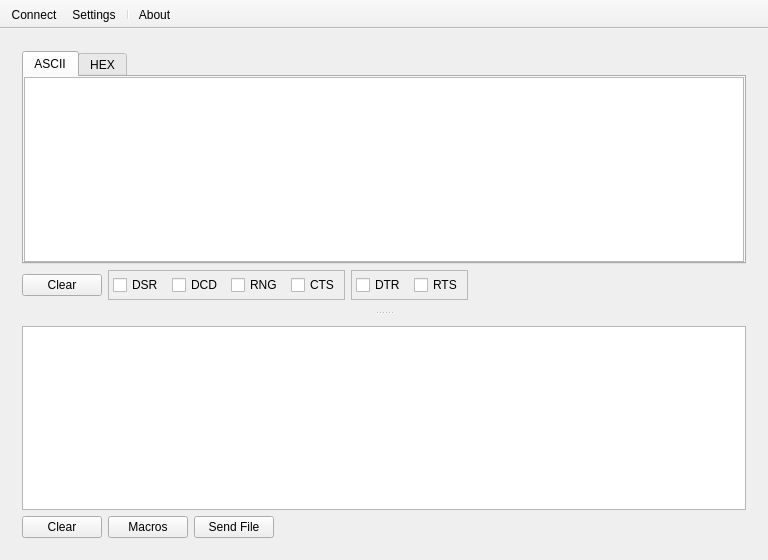
Before: the Qt Designer form mainwindow.ui in pavelrangelov/niterm, drawn with Qt 5.
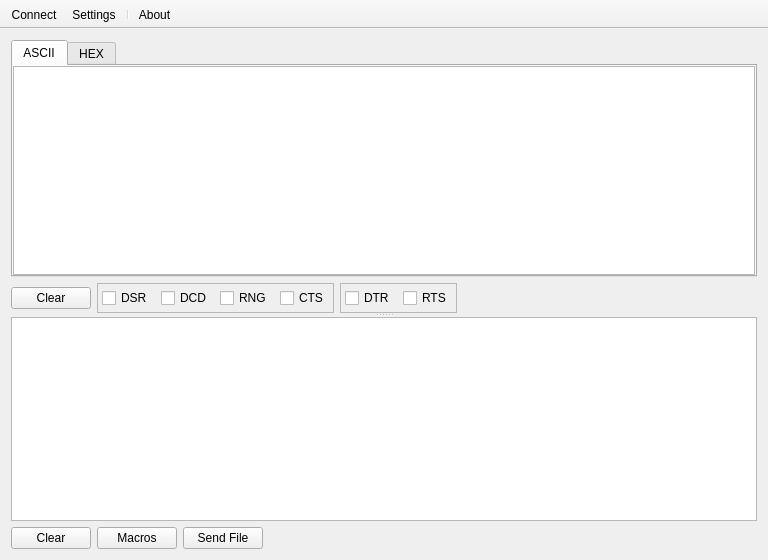
After: the same form once the commit is applied. Icons and pictures are not drawn. Custom widgets are drawn as their Qt base class.

The edit to the form file:
```diff
--- a/mainwindow.ui
+++ b/mainwindow.ui
@@ -27,13 +27,19 @@
          <verstretch>0</verstretch>
         </sizepolicy>
        </property>
-       <property name="frameShape">
-        <enum>QFrame::Shape::NoFrame</enum>
-       </property>
-       <property name="frameShadow">
-        <enum>QFrame::Shadow::Plain</enum>
-       </property>
        <layout class="QVBoxLayout" name="verticalLayout">
+        <property name="leftMargin">
+         <number>0</number>
+        </property>
+        <property name="topMargin">
+         <number>0</number>
+        </property>
+        <property name="rightMargin">
+         <number>0</number>
+        </property>
+        <property name="bottomMargin">
+         <number>0</number>
+        </property>
         <item>
          <widget class="QTabWidget" name="tabOutput">
           <property name="currentIndex">
@@ -294,13 +300,19 @@
          <verstretch>0</verstretch>
         </sizepolicy>
        </property>
-       <property name="frameShape">
-        <enum>QFrame::Shape::NoFrame</enum>
-       </property>
-       <property name="frameShadow">
-        <enum>QFrame::Shadow::Plain</enum>
-       </property>
        <layout class="QVBoxLayout" name="verticalLayout_2">
+        <property name="leftMargin">
+         <number>0</number>
+        </property>
+        <property name="topMargin">
+         <number>0</number>
+        </property>
+        <property name="rightMargin">
+         <number>0</number>
+        </property>
+        <property name="bottomMargin">
+         <number>0</number>
+        </property>
         <item>
          <widget class="WTextEdit" name="editInput"/>
         </item>
```
